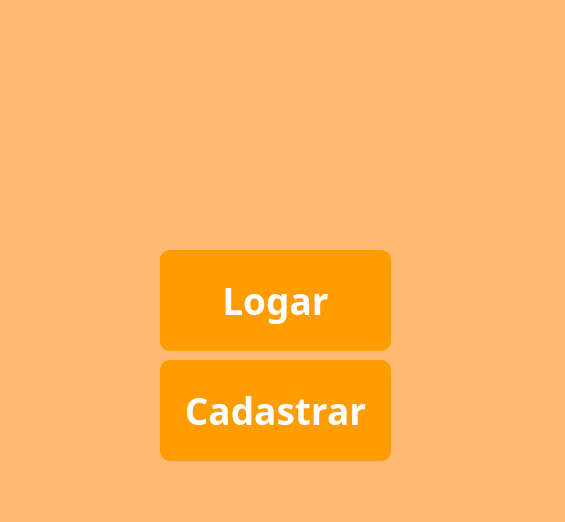
Qt form projeto/PGPrincipal.ui (JOAOGOMES22/Programacao-Python) before a commit.
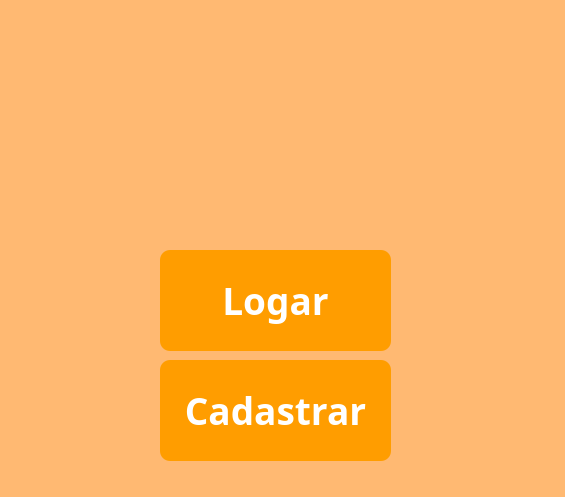
The same form after that commit. Icons and pictures are not drawn.

What changed in the file:
```diff
--- a/projeto/PGPrincipal.ui
+++ b/projeto/PGPrincipal.ui
@@ -7,7 +7,7 @@
     <x>0</x>
     <y>0</y>
     <width>565</width>
-    <height>522</height>
+    <height>497</height>
    </rect>
   </property>
   <property name="windowTitle">
```
Left out of the diff: 2 changed lines with no effect on the pictures.
